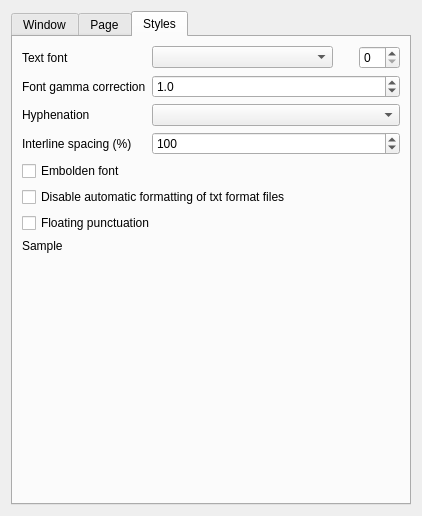
CrazyCoder/coolreader-kindle-qt, file cr3-kindle/src/settings.ui: the form before one commit.
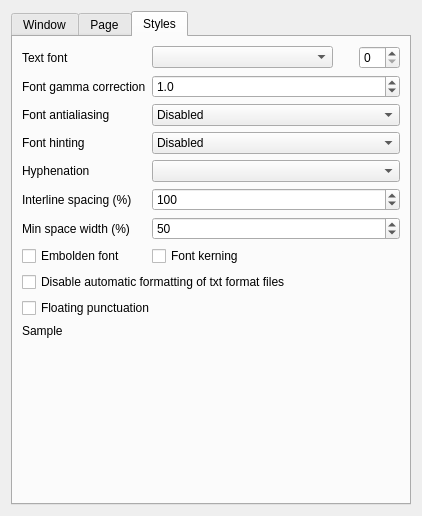
The form after the commit. Custom widgets are drawn as their Qt base class.

Commit message: exposed more font options to settings dialog (antialiasing, hinting, min space width, kerning)

What changed in the file:
```diff
--- a/cr3-kindle/src/settings.ui
+++ b/cr3-kindle/src/settings.ui
@@ -630,28 +630,28 @@
            </property>
           </widget>
          </item>
-         <item row="2" column="0">
+         <item row="4" column="0">
           <widget class="QLabel" name="label_9">
            <property name="text">
             <string>Hyphenation</string>
            </property>
           </widget>
          </item>
-         <item row="2" column="1">
+         <item row="4" column="1">
           <widget class="QComboBox" name="cbHyphenation">
            <property name="focusPolicy">
             <enum>Qt::StrongFocus</enum>
            </property>
           </widget>
          </item>
-         <item row="3" column="0">
+         <item row="5" column="0">
           <widget class="QLabel" name="label_13">
            <property name="text">
             <string>Interline spacing (%)</string>
            </property>
           </widget>
          </item>
-         <item row="3" column="1">
+         <item row="5" column="1">
           <widget class="QSpinBox" name="sbInterlineSpace">
            <property name="minimum">
             <number>70</number>
@@ -667,13 +667,95 @@
            </property>
           </widget>
          </item>
-         <item row="4" column="0">
+         <item row="7" column="0">
           <widget class="QCheckBox" name="cbEmbolden">
            <property name="text">
             <string>Embolden font</string>
            </property>
           </widget>
          </item>
+         <item row="7" column="1">
+          <widget class="QCheckBox" name="cbKerning">
+           <property name="text">
+            <string>Font kerning</string>
+           </property>
+          </widget>
+         </item>
+         <item row="2" column="0">
+          <widget class="QLabel" name="label_5">
+           <property name="text">
+            <string>Font antialiasing</string>
+           </property>
+          </widget>
+         </item>
+         <item row="2" column="1">
+          <widget class="QComboBox" name="cbAA">
+           <item>
+            <property name="text">
+             <string>Disabled</string>
+            </property>
+           </item>
+           <item>
+            <property name="text">
+             <string>On for large fonts</string>
+            </property>
+           </item>
+           <item>
+            <property name="text">
+             <string>On for all fonts</string>
+            </property>
+           </item>
+          </widget>
+         </item>
+         <item row="3" column="0">
+          <widget class="QLabel" name="label_6">
+           <property name="text">
+            <string>Font hinting</string>
+           </property>
+          </widget>
+         </item>
+         <item row="3" column="1">
+          <widget class="QComboBox" name="cbHinting">
+           <item>
+            <property name="text">
+             <string>Disabled</string>
+            </property>
+           </item>
+           <item>
+            <property name="text">
+             <string>Bytecode</string>
+            </property>
+           </item>
+           <item>
+            <property name="text">
+             <string>Auto</string>
+            </property>
+           </item>
+          </widget>
+         </item>
+         <item row="6" column="0">
+          <widget class="QLabel" name="label_8">
+           <property name="text">
+            <string>Min space width (%)</string>
+           </property>
+          </widget>
+         </item>
+         <item row="6" column="1">
+          <widget class="QSpinBox" name="sbSpaceCond">
+           <property name="minimum">
+            <number>25</number>
+           </property>
+           <property name="maximum">
+            <number>100</number>
+           </property>
+           <property name="singleStep">
+            <number>5</number>
+           </property>
+           <property name="value">
+            <number>50</number>
+           </property>
+          </widget>
+         </item>
         </layout>
        </item>
        <item>
```
Left out of the diff: 4 changed lines with no effect on the pictures. The commit also changes 2 other files.
